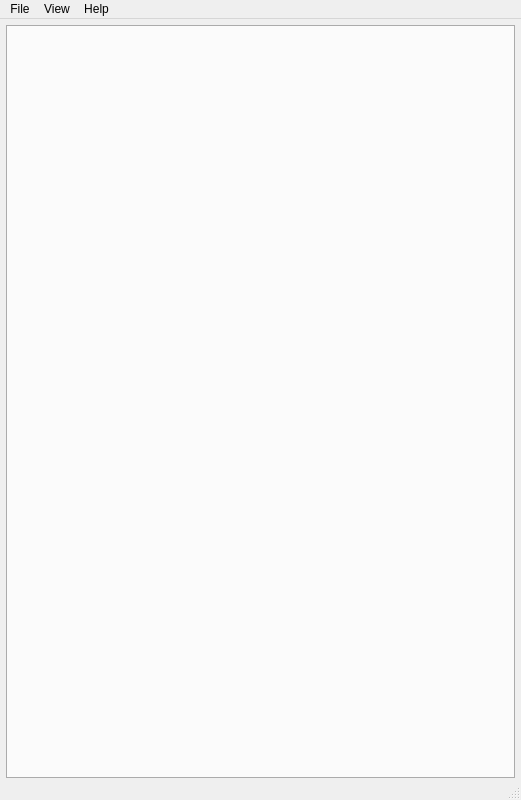
Above: ui/main.ui from esynr3z/openocd-svd before the change. Below: the same form after it.
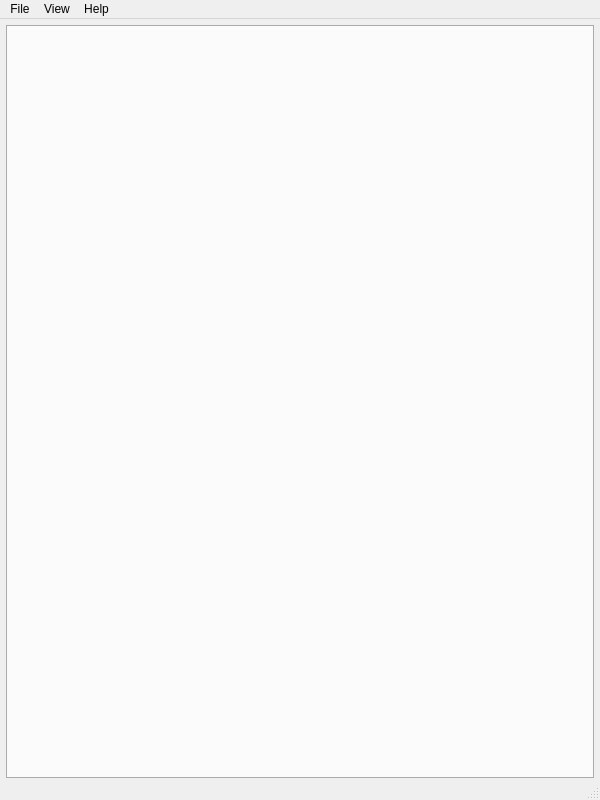
That is the form after the change.

Commit message: Add convert (hex, bim, dec) functions to QLineEdit items

```diff
--- a/ui/main.ui
+++ b/ui/main.ui
@@ -12,7 +12,7 @@
    <rect>
     <x>0</x>
     <y>0</y>
-    <width>521</width>
+    <width>600</width>
     <height>800</height>
    </rect>
   </property>
@@ -99,7 +99,7 @@
     <rect>
      <x>0</x>
      <y>0</y>
-     <width>521</width>
+     <width>600</width>
      <height>28</height>
     </rect>
    </property>
```
The commit also changes 2 other files.
